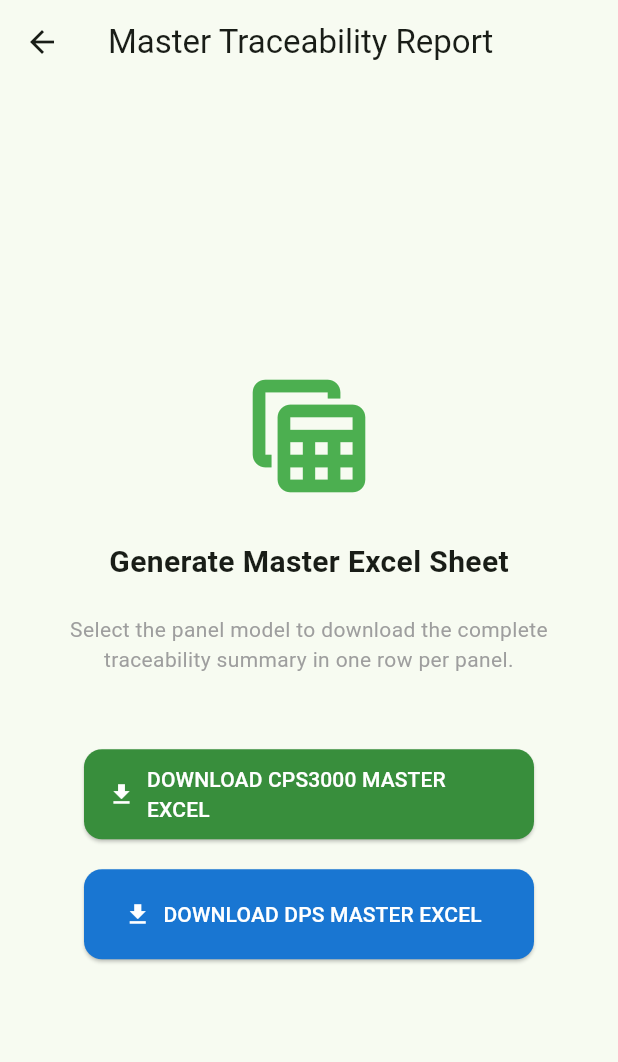
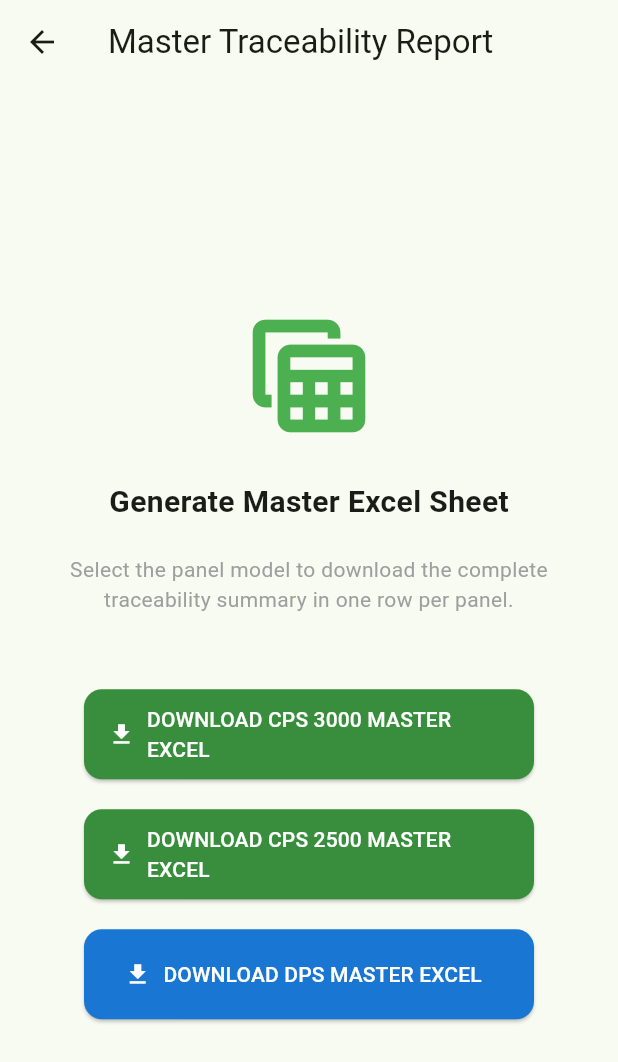
Before and after one commit to om7621/newen-frontend, a Flutter app: the MasterReportScreen screen opened directly, on a phone screen of 412 x 824 dp. Shown: the top 1062 px of the screen. Run offline on Flutter 3.47's test engine with Material 3 defaults, Android fonts, the phone set to English and light mode, and no system bars; our stand-ins replace cloud_firestore, qr_flutter, sqflite, sqflite_common_ffi, sqflite_common_ffi_web; missing offline and left inert: dart:html, dart:js, excel, mobile_scanner; accounts and stored records are empty; network calls fail.

Commit message:
force upppload

```diff
--- a/lib/screens/component_entry_screen.dart
+++ b/lib/screens/component_entry_screen.dart
@@ -17,7 +17,7 @@ class ComponentEntryScreen extends StatefulWidget {
     super.key,
     required this.sectionName,
     required this.panelSerial,
-    this.productType = "CPS3000",
+    this.productType = "CPS 3000", // Updated from CPS3000
   });
 
   @override
@@ -38,8 +38,8 @@ class _ComponentEntryScreenState extends State<ComponentEntryScreen> {
   void initState() {
     super.initState();
 
-    // Updated Logic: Correctly switch templates for all 3 product types
-    if (widget.productType == "DPS 2500") {
+    // Updated Logic: Handle CPS 3000, CPS 2500 (formerly DPS 2500), and DPS
+    if (widget.productType == "CPS 2500") {
       components = DPS2500Template.sections[widget.sectionName] ?? [];
     } else if (widget.productType == "DPS") {
       components = DPSTemplate.sections[widget.sectionName] ?? [];
@@ -119,11 +119,11 @@ class _ComponentEntryScreenState extends State<ComponentEntryScreen> {
       await _syncAllToCloud();
     } else {
       await DBHelper.insertComponent(
-        widget.panelSerial,
-        widget.sectionName,
-        component,
-        serialValues[component] ?? "",
-        makeValues[component] ?? ""
+          widget.panelSerial,
+          widget.sectionName,
+          component,
+          serialValues[component] ?? "",
+          makeValues[component] ?? ""
       );
       setState(() => savedComponents.add(component));
       ScaffoldMessenger.of(context).showSnackBar(
@@ -154,7 +154,6 @@ class _ComponentEntryScreenState extends State<ComponentEntryScreen> {
         }
       }
 
-      // Ensure panelData is sent correctly with the right Product Type
       await AzureService.syncFullPanel(
         widget.panelSerial,
         panelData: kIsWeb ? {"panel_serial": widget.panelSerial, "product_type": widget.productType} : null,
--- a/lib/screens/create_panel_screen.dart
+++ b/lib/screens/create_panel_screen.dart
@@ -17,8 +17,8 @@ class _CreatePanelScreenState extends State<CreatePanelScreen> {
   final TextEditingController referenceDocController = TextEditingController();
   final TextEditingController remarksController = TextEditingController();
 
-  // MUST match exactly one of the items in availableProductTypes list
-  String productType = "CPS3000";
+  // Updated to CPS 3000
+  String productType = "CPS 3000";
   String? preparedBy;
   String? projectName;
   String? verifiedBy;
@@ -29,16 +29,14 @@ class _CreatePanelScreenState extends State<CreatePanelScreen> {
   List<String> projectList = ["L&T", "RE+", "ONGC", "Amazon", "Toyota"];
   List<String> verifierList = ["Supervisor 1", "Supervisor 2", "Supervisor 3"];
 
-  // Matches your latest requirement
+  // Updated list: Removed "DPS" as requested
   final List<String> availableProductTypes = [
-    "CPS3000",
+    "CPS 3000",
     "CPS 2500",
     "CPS 1250",
-    "DPS",
     "DPS 1500",
     "DPS 1000",
     "DPS 500",
-    "DPS 2500"
   ];
 
   final Color primaryGreen = const Color(0xFF1B5E20);
--- a/lib/screens/master_report_screen.dart
+++ b/lib/screens/master_report_screen.dart
@@ -66,7 +66,9 @@ class _MasterReportScreenState extends State<MasterReportScreen> {
 else
 Column(
 children: [
-                    _buildDownloadButton("CPS3000"),
+_buildDownloadButton("CPS 3000"), // Updated from CPS3000
+const SizedBox(height: 20),
+_buildDownloadButton("CPS 2500"), // Added/Updated from DPS 2500
 const SizedBox(height: 20),
 _buildDownloadButton("DPS"),
 ],
@@ -86,7 +88,7 @@ class _MasterReportScreenState extends State<MasterReportScreen> {
 icon: const Icon(Icons.download),
 label: Text("DOWNLOAD $type MASTER EXCEL"),
 style: ElevatedButton.styleFrom(
-          backgroundColor: type == "CPS3000" ? Colors.green.shade700 : Colors.blue.shade700,
+backgroundColor: type.startsWith("CPS") ? Colors.green.shade700 : Colors.blue.shade700,
 foregroundColor: Colors.white,
 shape: RoundedRectangleBorder(borderRadius: BorderRadius.circular(12)),
 ),
--- a/lib/screens/panel_list_screen.dart
+++ b/lib/screens/panel_list_screen.dart
@@ -49,7 +49,7 @@ class _PanelListScreenState extends State<PanelListScreen> {
         _hasError = true;
       });
       ScaffoldMessenger.of(context).showSnackBar(
-        SnackBar(
+        const SnackBar(
           content: Text("Connection Error: Check Azure logs"),
           backgroundColor: Colors.red,
         ),
@@ -166,8 +166,8 @@ class _PanelListScreenState extends State<PanelListScreen> {
 
           final panelData = _displayedPanels[index];
           final String serial = panelData["panel_serial"] ?? "Unknown";
-                        final String productType = panelData["product_type"] ?? "CPS3000";
-                        final bool isDPS = productType == "DPS";
+          final String productType = panelData["product_type"] ?? "CPS 3000"; // Updated from CPS3000
+          final bool isDPS = productType.startsWith("DPS");
 
           return Container(
             margin: const EdgeInsets.symmetric(horizontal: 16, vertical: 6),
--- a/lib/screens/section_dashboard.dart
+++ b/lib/screens/section_dashboard.dart
@@ -5,6 +5,7 @@ import 'panel_qr_screen.dart';
 import '../services/excel_service.dart';
 import '../templates/cps3000_template.dart';
 import '../templates/dps_template.dart';
+import '../templates/dps2500_template.dart';
 // Use dynamic import to prevent mobile build errors
 import 'dart:js' as js;
 
@@ -15,16 +16,22 @@ class SectionDashboard extends StatelessWidget {
   SectionDashboard({
     super.key,
     required this.panelSerial,
-    this.productType = "CPS3000",
+    this.productType = "CPS 3000", // Updated from CPS3000
   });
 
   @override
   Widget build(BuildContext context) {
     final Color backgroundGreen = Colors.green.shade50;
 
-    final List<String> sections = (productType == "DPS")
-        ? DPSTemplate.sections.keys.toList()
-        : CPS3000Template.sections.keys.toList();
+    // Updated Logic: Handle CPS 3000, CPS 2500, and DPS
+    List<String> sections;
+    if (productType == "CPS 2500") {
+      sections = DPS2500Template.sections.keys.toList();
+    } else if (productType == "DPS") {
+      sections = DPSTemplate.sections.keys.toList();
+    } else {
+      sections = CPS3000Template.sections.keys.toList();
+    }
 
     return Scaffold(
       backgroundColor: backgroundGreen,
--- a/lib/services/excel_service.dart
+++ b/lib/services/excel_service.dart
@@ -32,7 +32,7 @@ class ExcelService {
     );
 
     Map<String, dynamic>? panelData = panelResult.isNotEmpty ? panelResult.first : null;
-    String productType = panelData?['product_type'] ?? "CPS3000";
+    String productType = panelData?['product_type'] ?? "CPS 3000"; // Updated from CPS3000
 
     sheet.appendRow([TextCellValue("TRACEABILITY REPORT")]);
     sheet.appendRow([]);
@@ -68,7 +68,7 @@ class ExcelService {
     Map<String, List<String>> sections;
     if (productType == "DPS") {
       sections = DPSTemplate.sections;
-    } else if (productType == "DPS 2500") {
+    } else if (productType == "CPS 2500") { // Updated from DPS 2500
       sections = DPS2500Template.sections;
     } else {
       sections = CPS3000Template.sections;
@@ -105,7 +105,7 @@ class ExcelService {
       String route;
       if (productType == "DPS") {
         route = "export_dps_summary";
-      } else if (productType == "DPS 2500") {
+      } else if (productType == "CPS 2500") { // Updated from DPS 2500
         route = "export_dps2500_summary";
       } else {
         route = "export_cps_summary";
@@ -120,10 +120,10 @@ class ExcelService {
 
     final db = await DBHelper.database;
     List<Map<String, dynamic>> panels = await db.query(
-      "panels",
-      where: "product_type = ?",
-      whereArgs: [productType],
-      orderBy: "panel_serial DESC"
+        "panels",
+        where: "product_type = ?",
+        whereArgs: [productType],
+        orderBy: "panel_serial DESC"
     );
 
     List<String> headers = [
@@ -145,7 +145,7 @@ class ExcelService {
     Map<String, List<String>> sections;
     if (productType == "DPS") {
       sections = DPSTemplate.sections;
-    } else if (productType == "DPS 2500") {
+    } else if (productType == "CPS 2500") { // Updated from DPS 2500
       sections = DPS2500Template.sections;
     } else {
       sections = CPS3000Template.sections;
```
Lines whose indentation alone changed are shown as unchanged.
